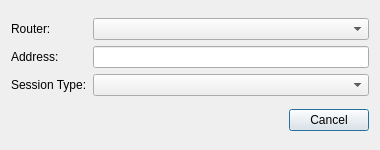
Above: source/client/desktop/quick_connect_dialog.ui from dchapyshev/aspia before the change. Below: the same form after it.
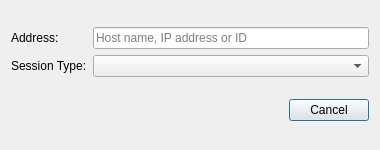
That is the form after the change. Custom widgets are drawn as their Qt base class.

Commit message: Reworking to single-router per application instance.

What changed in the file:
```diff
--- a/source/client/desktop/quick_connect_dialog.ui
+++ b/source/client/desktop/quick_connect_dialog.ui
@@ -20,37 +20,27 @@
    <item>
     <layout class="QGridLayout" name="gridLayout">
      <item row="0" column="0">
-      <widget class="QLabel" name="label_router">
-       <property name="text">
-        <string>Router:</string>
-       </property>
-      </widget>
-     </item>
-     <item row="0" column="1">
-      <widget class="QComboBox" name="combo_router">
-       <property name="sizeAdjustPolicy">
-        <enum>QComboBox::SizeAdjustPolicy::AdjustToContents</enum>
-       </property>
-      </widget>
-     </item>
-     <item row="1" column="0">
       <widget class="QLabel" name="label_address">
        <property name="text">
         <string>Address:</string>
        </property>
       </widget>
      </item>
-     <item row="1" column="1">
-      <widget class="QLineEdit" name="edit_address"/>
+     <item row="0" column="1">
+      <widget class="QLineEdit" name="edit_address">
+       <property name="placeholderText">
+        <string>Host name, IP address or ID</string>
+       </property>
+      </widget>
      </item>
-     <item row="2" column="0">
+     <item row="1" column="0">
       <widget class="QLabel" name="label_session_type">
        <property name="text">
         <string>Session Type:</string>
        </property>
       </widget>
      </item>
-     <item row="2" column="1">
+     <item row="1" column="1">
       <widget class="QComboBox" name="combo_session_type">
        <property name="sizeAdjustPolicy">
         <enum>QComboBox::SizeAdjustPolicy::AdjustToContents</enum>
```
Left out of the diff: 1 changed line with no effect on the pictures. The commit also changes 139 other files.
